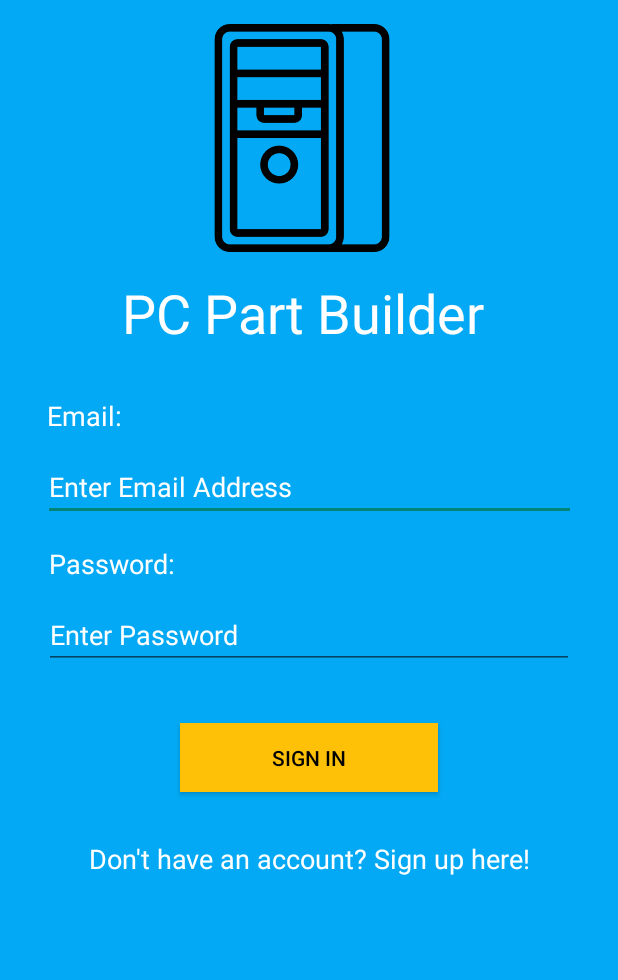
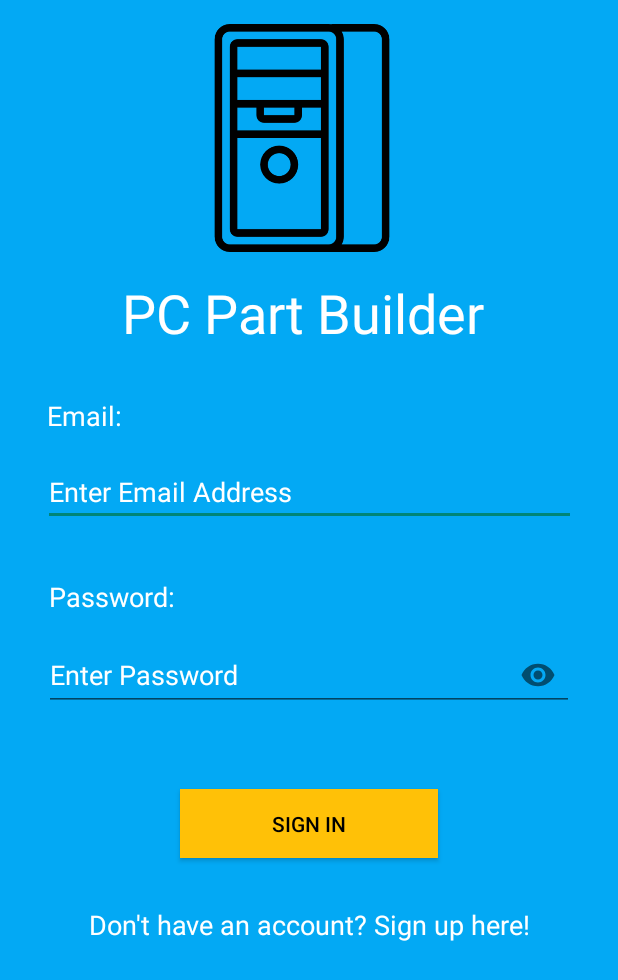
Before and after one commit to ConnerMcGill/HonoursProject, an Android app: the screen it shows after launch (LoginAccountActivity), on a phone screen of 412 x 824 dp. Shown: the top 980 px of the screen. Run offline under Robolectric (Android 15) with nearby library versions, the phone set to English and light mode, and no system bars.

Commit message:
Updated login forum edit text fields with floating labels

```diff
--- a/app/src/main/res/layout/activity_login.xml
+++ b/app/src/main/res/layout/activity_login.xml
@@ -22,22 +22,35 @@
         app:layout_constraintStart_toStartOf="parent"
         app:layout_constraintTop_toBottomOf="@+id/text_login_title" />
 
-    <EditText
+    <com.google.android.material.textfield.TextInputLayout
         android:id="@+id/text_login_enter_email"
         android:layout_width="355dp"
-        android:layout_height="42dp"
+        android:layout_height="64dp"
         android:layout_marginStart="24dp"
         android:layout_marginTop="16dp"
         android:layout_marginEnd="24dp"
-        android:autofillHints="username"
         android:ems="10"
-        android:hint="@string/login_enter_email_address_hint"
-        android:inputType="textWebEmailAddress"
         android:textColor="#FFFFFF"
         android:textColorHint="#FFFFFF"
+        app:errorEnabled="true"
+        app:hintEnabled="false"
+        app:hintTextColor="#FFFFFF"
         app:layout_constraintEnd_toEndOf="parent"
         app:layout_constraintStart_toStartOf="parent"
-        app:layout_constraintTop_toBottomOf="@+id/text_email_login_title" />
+        app:layout_constraintTop_toBottomOf="@+id/text_email_login_title">
+
+        <com.google.android.material.textfield.TextInputEditText
+            android:layout_width="match_parent"
+            android:layout_height="wrap_content"
+            android:ems="10"
+            android:hint="@string/login_enter_email_address_hint"
+            android:inputType="textEmailAddress"
+            android:textColor="#FFFFFF"
+            android:textColorHint="#FFFFFF"
+            android:textSize="18sp" />
+
+    </com.google.android.material.textfield.TextInputLayout>
+
 
     <TextView
         android:id="@+id/text_password_login_title"
@@ -53,22 +66,37 @@
         app:layout_constraintStart_toStartOf="parent"
         app:layout_constraintTop_toBottomOf="@+id/text_login_enter_email" />
 
-    <EditText
+
+    <com.google.android.material.textfield.TextInputLayout
         android:id="@+id/text_login_enter_password"
         android:layout_width="353dp"
-        android:layout_height="42dp"
+        android:layout_height="64dp"
         android:layout_marginStart="24dp"
         android:layout_marginTop="16dp"
         android:layout_marginEnd="24dp"
-        android:autofillHints="password"
         android:ems="10"
-        android:hint="@string/login_enter_password_hint"
-        android:inputType="textPassword"
         android:textColor="#FFFFFF"
         android:textColorHint="#FFFFFF"
+        app:errorEnabled="true"
+        app:hintEnabled="false"
+        app:hintTextColor="#FFFFFF"
         app:layout_constraintEnd_toEndOf="parent"
         app:layout_constraintStart_toStartOf="parent"
-        app:layout_constraintTop_toBottomOf="@+id/text_password_login_title" />
+        app:layout_constraintTop_toBottomOf="@+id/text_password_login_title"
+        app:passwordToggleEnabled="true">
+
+        <com.google.android.material.textfield.TextInputEditText
+            android:layout_width="match_parent"
+            android:layout_height="wrap_content"
+            android:ems="10"
+            android:hint="@string/login_enter_password_hint"
+            android:inputType="textPassword"
+            android:textColor="#FFFFFF"
+            android:textColorHint="#FFFFFF"
+            android:textSize="18sp" />
+
+    </com.google.android.material.textfield.TextInputLayout>
+
 
     <Button
         android:id="@+id/button_login"
```
